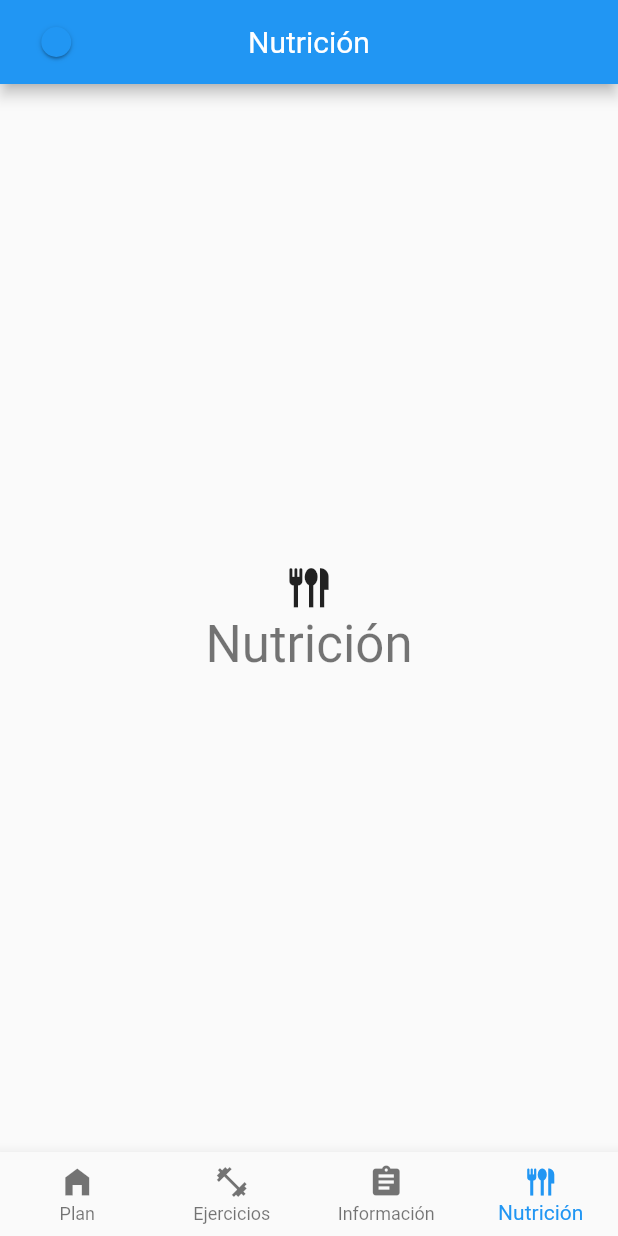
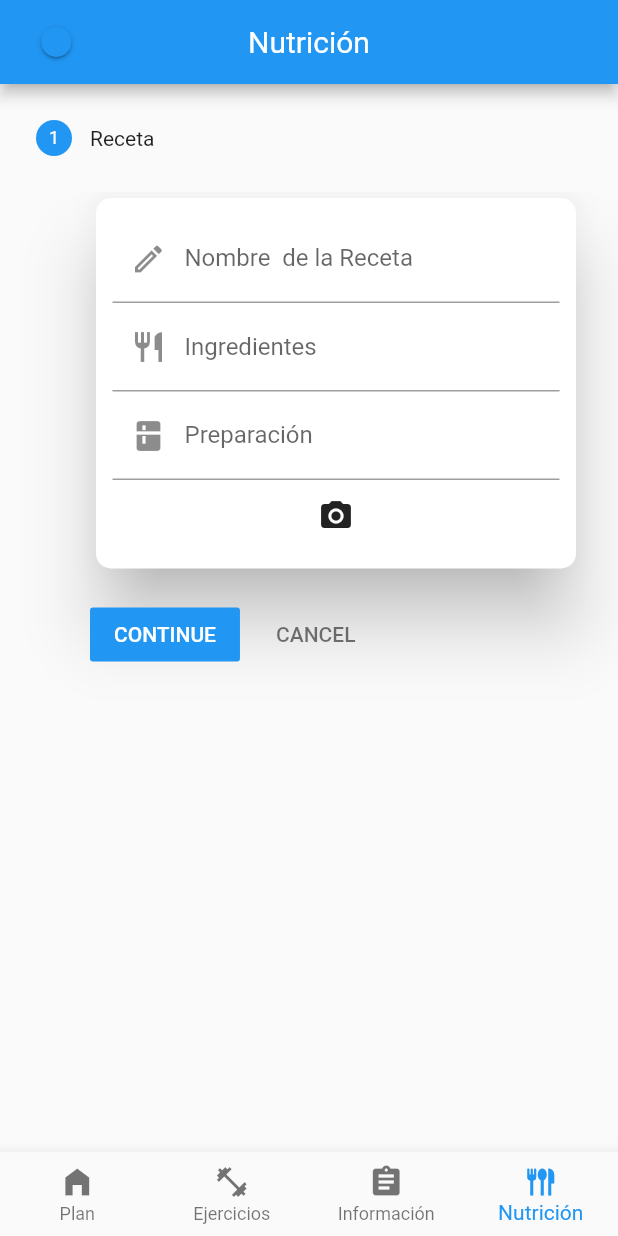
Before and after one commit to Yajalu/Wolfit, a Flutter app: the screen it shows after launch, item 4 of the bottom bar chosen, on a phone screen of 412 x 824 dp. Run offline on Flutter 3.47's test engine with Material 2 defaults, Android fonts, the phone set to English and light mode, and no system bars; our stand-ins replace cloud_firestore, firebase_core, flutter_screenutil, image_picker, shared_preferences; missing offline and left inert: cloudinary_public; accounts and stored records are empty; network calls fail; Roboto replaces fonts that are missing (Akrobat, Nexa).

```diff
--- a/Wolfitaplication/wolfit_aplication/lib/main.dart
+++ b/Wolfitaplication/wolfit_aplication/lib/main.dart
@@ -1,3 +1,4 @@
+import 'package:firebase_core/firebase_core.dart';
 import 'package:flutter/material.dart';
 import 'package:provider/provider.dart';
 import 'package:flutter_screenutil/flutter_screenutil.dart';
@@ -5,10 +6,9 @@ import 'package:wolfit_aplication/pages/home_page.dart';
 import 'package:wolfit_aplication/providers/main_provider.dart';
 import 'package:wolfit_aplication/theme/main_theme.dart';
 
-
-
-
 void main() {
+  WidgetsFlutterBinding.ensureInitialized();
+  Firebase.initializeApp();
   runApp(
     MultiProvider(
       providers: [
@@ -33,9 +33,9 @@ class MyApp extends StatelessWidget {
                 designSize: const Size(300, 600),
                 builder: () => MaterialApp(
                     debugShowCheckedModeBanner: false,
-                    title: 'Flutter Demo',
+                    title: 'WOLFIT',
                     theme: AppTheme.themeData(mainProvider.mode),
-                    home:  HomePage()));
+                    home:  const HomePage()));
           }
           return const SizedBox.square(
               dimension: 25.0, child: CircularProgressIndicator());
--- a/Wolfitaplication/wolfit_aplication/lib/utils/main_menu.dart
+++ b/Wolfitaplication/wolfit_aplication/lib/utils/main_menu.dart
@@ -3,8 +3,8 @@ import 'package:flutter/material.dart';
 import 'package:flutter/widgets.dart';
 import 'package:wolfit_aplication/widgets/ejercicios_widget.dart';
 import 'package:wolfit_aplication/widgets/informacion_widget.dart';
+import 'package:wolfit_aplication/widgets/listar_recetas.dart';
 import 'package:wolfit_aplication/widgets/plan_widget.dart';
-import 'package:wolfit_aplication/widgets/nutricion_widget.dart';
 
 class MenuItem{
   String label;
@@ -26,5 +26,5 @@ List<Widget> contentWidgets = [
   const PlanWidget(),
   const EjerciciosWidget(),
   const InformacionWidget(),
-  const NutricionWidget()
+  const listareceta()
 ];
--- /dev/null
+++ b/Wolfitaplication/wolfit_aplication/lib/widgets/listar_recetas.dart
@@ -0,0 +1,162 @@
+import 'dart:io';
+import 'package:cloud_firestore/cloud_firestore.dart';
+import 'package:flutter/material.dart';
+import 'package:image_picker/image_picker.dart';
+import 'package:wolfit_aplication/pages/home_page.dart';
+import 'package:wolfit_aplication/services/receta_service.dart';
+
+// ignore: camel_case_types
+class listareceta extends StatefulWidget {
+  const listareceta({Key? key}) : super(key: key);
+
+  @override
+  _listarecetaState createState() => _listarecetaState();
+}
+
+// ignore: camel_case_types
+class _listarecetaState extends State<listareceta> {
+  int _pasowidget = 0;
+  File? _imagenreceta;
+  String? _urlimagenreceta;
+
+  final nombre = TextEditingController();
+  final ingredientes = TextEditingController();
+  final preparacion = TextEditingController();
+  final imagen = TextEditingController();
+  final FotosService _fotosService = FotosService();
+
+ //lave personal para el formulario
+   final List<GlobalKey<FormState>> _listaLlaves = [
+    GlobalKey(),
+  ];
+  List<Step> ruta()=>[
+    Step(
+      isActive: _pasowidget>= 0,
+      title: const Text("Receta"),
+      content: Form(
+        key: _listaLlaves[0],
+        autovalidateMode:AutovalidateMode.always,
+        child: receta()))
+
+  ];
+  Future _selectImage(ImageSource source) async {
+    final imageCamera = await ImagePicker().pickImage(source: source);
+    if (imageCamera == null) return;
+    final imageTemporary = File(imageCamera.path);
+    _imagenreceta = imageTemporary;
+    if (_imagenreceta != null) {
+      _urlimagenreceta = await _fotosService.uploadImage (_imagenreceta!);
+    }
+    setState(() {});
+  }
+ @override
+  Widget build(BuildContext context) {
+    return Scaffold(
+      body: Stepper(
+        type: StepperType.vertical,
+        steps: ruta(),
+        currentStep: _pasowidget,
+        onStepContinue: () async {
+          final pasofinal = _pasowidget == ruta().length - 1;
+          if(_listaLlaves[_pasowidget].currentState!.validate()){
+            if(pasofinal){
+              await _enviaralservidor();
+               showDialog(
+                    context: context,
+                    builder: (BuildContext context) {
+                      return AlertDialog(
+                        title: const Text(
+                          'Registro Completado',
+                          textAlign: TextAlign.center,
+                        ),
+                        content: SingleChildScrollView(
+                          child: ListBody(
+                            children: const [
+                              Text(
+                                'Exitoso',
+                                textAlign: TextAlign.center,
+                              ),
+                            ],
+                          ),
+                        ),
+                        actions: [
+                          TextButton(
+                              child: const Text(
+                                'Aceptar',
+                                textAlign: TextAlign.center,
+                              ),
+                              onPressed: () {
+                                Navigator.push(
+                                  context,
+                                  MaterialPageRoute(
+                                      builder: (context) => const HomePage()),
+                                );
+                              })
+                        ],
+                      );
+                    });
+
+              }else {
+                setState(() =>_pasowidget += 1);
+              }
+            }
+          },
+          onStepCancel: _pasowidget == 0
+              ? () {
+                 Navigator.push(
+                                  context,
+                                  MaterialPageRoute(
+                                      builder: (context) => const HomePage()),
+                                );
+                }
+              : () {
+                  setState(() => _pasowidget -= 1);
+                },
+    ));
+  }
+
+Widget receta() {
+    return Card(
+        shape: RoundedRectangleBorder(borderRadius: BorderRadius.circular(10)),
+        elevation: 20,
+        child: Padding(
+          padding: const EdgeInsets.all(11),
+          child: Column(children: <Widget>[
+            TextFormField(
+              controller: nombre,
+              decoration: const InputDecoration(
+                  labelText: "Nombre  de la Receta", prefixIcon: Icon(Icons.mode_edit_outlined)),
+            ),
+            TextFormField(
+              controller: ingredientes,
+              decoration: const InputDecoration(
+                  labelText: "Ingredientes", prefixIcon: Icon(Icons.restaurant)),
+            ),
+            TextFormField(
+              controller: preparacion,
+              decoration: const InputDecoration(
+                  labelText: "Preparación", prefixIcon: Icon(Icons.kitchen)),
+
+            ),
+             MaterialButton(
+              child: const Icon(Icons.camera_alt),
+              elevation: 50.0,
+              onPressed: () => _selectImage(ImageSource.camera)),
+          ]),
+        ));
+  }
+  //enviar datos al servidor
+  Future<void> _enviaralservidor() async {
+    FirebaseFirestore.instance.runTransaction((Transaction transaction) async {
+      CollectionReference reference =
+          FirebaseFirestore.instance.collection('recetas');
+      await reference.add({
+        "nombre": nombre.text,
+        "ingredientes": ingredientes.text,
+        "preparacion": preparacion.text,
+        "imagen":_urlimagenreceta,
+
+      });
+    });
+  }
+}
--- a/Wolfitaplication/wolfit_aplication/pubspec.yaml
+++ b/Wolfitaplication/wolfit_aplication/pubspec.yaml
@@ -39,6 +39,11 @@ dependencies:
   provider: ^6.0.1
   flutter_screenutil: ^5.0.1+2
   carousel_slider: ^4.0.0
+  firebase_auth: ^3.3.5
+  cloud_firestore: ^3.1.6
+  firebase_core:
+  image_picker: ^0.8.4+4
+  cloudinary_public: ^0.11.0
 
 dev_dependencies:
   flutter_test:
```
Also changed, not shown: Wolfitaplication/wolfit_aplication/lib/services/receta_service.dart (added, +24 -0 lines), Wolfitaplication/wolfit_aplication/pubspec.lock, 20 other files.
